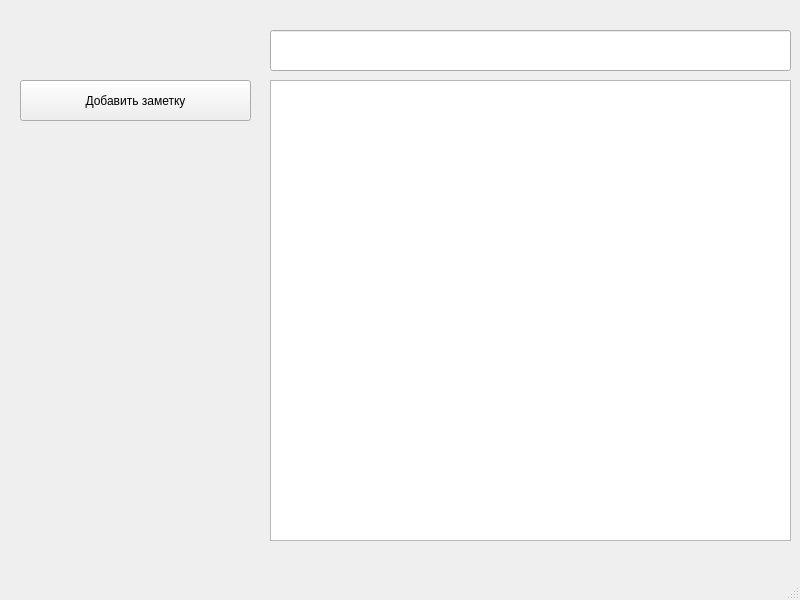
Above: mainwindow.ui from Gl0balMaster/Notes before the change. Below: the same form after it.
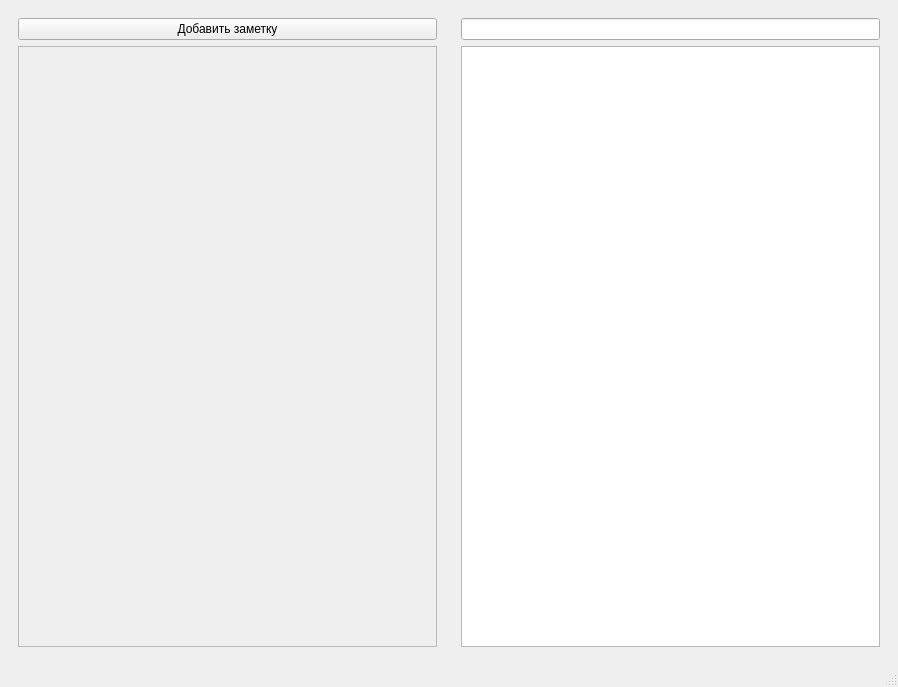
That is the form after the change.

Commit message: layout changes and switch to QScrollArea

Patch:
```diff
--- a/mainwindow.ui
+++ b/mainwindow.ui
@@ -9,58 +9,61 @@
    <rect>
     <x>0</x>
     <y>0</y>
-    <width>800</width>
-    <height>600</height>
+    <width>898</width>
+    <height>687</height>
    </rect>
   </property>
   <property name="windowTitle">
    <string>MainWindow</string>
   </property>
   <widget class="QWidget" name="centralwidget">
+   <layout class="QHBoxLayout" name="horizontalLayout_2">
+    <item>
+     <widget class="QWidget" name="widget" native="true">
+      <layout class="QVBoxLayout" name="verticalLayout">
+       <item>
    <widget class="QPushButton" name="addButton">
-    <property name="geometry">
-     <rect>
-      <x>20</x>
-      <y>80</y>
-      <width>231</width>
-      <height>41</height>
-     </rect>
-    </property>
     <property name="text">
      <string>Добавить заметку</string>
     </property>
    </widget>
-   <widget class="QWidget" name="verticalLayoutWidget">
-    <property name="geometry">
-     <rect>
-      <x>20</x>
-      <y>130</y>
-      <width>231</width>
-      <height>411</height>
-     </rect>
-    </property>
-    <layout class="QVBoxLayout" name="notesLayout"/>
-   </widget>
-   <widget class="QPlainTextEdit" name="contentEdit">
-    <property name="geometry">
-     <rect>
-      <x>270</x>
-      <y>80</y>
-      <width>521</width>
-      <height>461</height>
-     </rect>
-    </property>
-   </widget>
-   <widget class="QLineEdit" name="titleEdit">
+       </item>
+       <item>
+        <widget class="QScrollArea" name="scrollArea">
+         <property name="widgetResizable">
+          <bool>true</bool>
+         </property>
+         <property name="count" stdset="0">
+          <number>0</number>
+         </property>
+         <widget class="QWidget" name="scrollAreaWidgetContents">
     <property name="geometry">
      <rect>
-      <x>270</x>
-      <y>30</y>
-      <width>521</width>
-      <height>41</height>
+            <x>0</x>
+            <y>0</y>
+            <width>417</width>
+            <height>576</height>
      </rect>
     </property>
    </widget>
+        </widget>
+       </item>
+      </layout>
+     </widget>
+    </item>
+    <item>
+     <widget class="QWidget" name="widget_2" native="true">
+      <layout class="QVBoxLayout" name="verticalLayout_2">
+       <item>
+        <widget class="QLineEdit" name="titleEdit"/>
+       </item>
+       <item>
+        <widget class="QPlainTextEdit" name="contentEdit"/>
+       </item>
+      </layout>
+     </widget>
+    </item>
+   </layout>
   </widget>
   <widget class="QMenuBar" name="menubar">
    <property name="geometry">
```
Left out of the diff: 2 changed lines with no effect on the pictures. Lines whose indentation alone changed are shown as unchanged. The commit also changes 3 other files.
